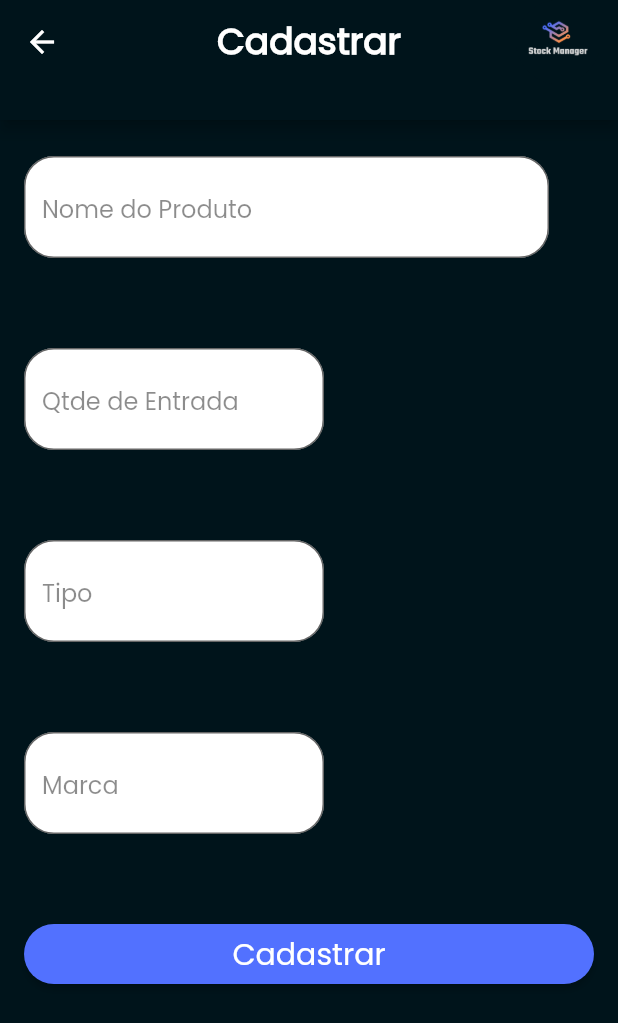
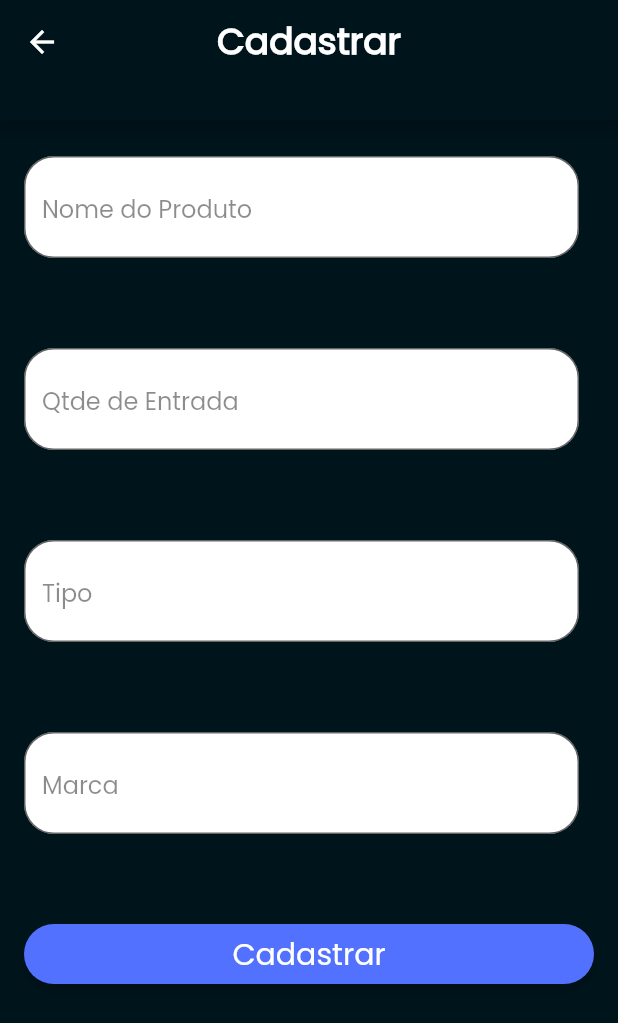
Before and after one commit to stock-manager1/app-stock-manager, a Flutter app: the Cadastro screen opened directly, after a tap on "Cadastrar", on a phone screen of 412 x 824 dp. Shown: the top 1023 px of the screen. Run offline on Flutter 3.47's test engine with Material 2 defaults, Android fonts, the phone set to English and light mode, and no system bars; our stand-ins replace flutter_dotenv; network calls fail.

```diff
--- a/lib/pages/cadastro.dart
+++ b/lib/pages/cadastro.dart
@@ -1,12 +1,9 @@
 import 'package:flutter/material.dart';
-import 'package:flutter_application_1/pages/configuracoes_pages.dart';
-import 'package:flutter_application_1/pages/login_pages.dart';
-import 'package:flutter_application_1/pages/recebimento_pages.dart';
-import 'package:flutter_application_1/pages/transferencia_pages.dart';
-import 'package:flutter_application_1/pages/widgets_pages.dart';
-import 'package:flutter_application_1/pages/consulta_page.dart';
+import 'package:flutter_dotenv/flutter_dotenv.dart';
+import 'package:http/http.dart' as http;
 
-void main() {
+void main() async {
+  await dotenv.load();
   runApp(MyApp());
 }
 
@@ -25,8 +22,43 @@ class MyApp extends StatelessWidget {
 }
 
 class Cadastro extends StatelessWidget {
-  final double appBarTopMargin = 0.0; // Margem superior do AppBar
-  final double appBarBottomMargin = 0.0; // Margem inferior do AppBar
+  final double appBarTopMargin = 0.0;
+  final double appBarBottomMargin = 0.0;
+
+  final TextEditingController nomeProdutoController = TextEditingController();
+  final TextEditingController qtdeEntradaController = TextEditingController();
+  final TextEditingController tipoController = TextEditingController();
+  final TextEditingController marcaController = TextEditingController();
+
+  final String? _host = dotenv.env['HOSTNAME'];
+
+  Future<void> cadastrarProduto() async {
+    var url = Uri.parse('$_host/user/login');
+    String nome = nomeProdutoController.text;
+    String quantidade = qtdeEntradaController.text;
+    String tipo = tipoController.text;
+    String marca = marcaController.text;
+
+    var cadastroRequest = {
+      'nome': nome,
+      'quantidade': quantidade,
+      'tipo': tipo,
+      'marca': marca,
+    };
+
+    print(cadastroRequest);
+
+    var response = await http.post(
+      url,
+      body: cadastroRequest,
+    );
+
+    if (response.statusCode == 200) {
+      print('Produto cadastrado com sucesso');
+    } else {
+      print('Erro ao cadastrar o produto');
+    }
+  }
 
   @override
   Widget build(BuildContext context) {
@@ -35,7 +67,7 @@ class Cadastro extends StatelessWidget {
         preferredSize:
             Size.fromHeight(80.0 + appBarTopMargin + appBarBottomMargin),
         child: AppBar(
-          backgroundColor: Color(0xFF00141b), // Definindo a cor preta
+          backgroundColor: Color(0xFF00141b),
           title: Text(
             'Cadastrar',
             style: TextStyle(
@@ -45,26 +77,20 @@ class Cadastro extends StatelessWidget {
             ),
           ),
           centerTitle: true,
-          actions: [
-            Image.asset(
-              'assets/images/Stock_Manager_logo.png',
-              width: 80.0,
-              height: 80.0,
-            ),
-          ],
         ),
       ),
       backgroundColor: Color(0xFF00141b),
       body: SingleChildScrollView(
         padding: EdgeInsets.symmetric(horizontal: 16.0, vertical: 8.0),
         child: Column(
-    crossAxisAlignment: CrossAxisAlignment.start, // Alinha os TextField à esquerda
+          crossAxisAlignment: CrossAxisAlignment.start,
           children: [
             SizedBox(height: 16.0),
             Container(
-        width: 350.0,
+              width: 370.0,
               child: TextField(
-          textAlign: TextAlign.left, // Alinha o texto à esquerda
+                controller: nomeProdutoController,
+                textAlign: TextAlign.left,
                 decoration: InputDecoration(
                   filled: true,
                   fillColor: Colors.white,
@@ -87,8 +113,9 @@ class Cadastro extends StatelessWidget {
             ),
             SizedBox(height: 60.0),
             Container(
-        width: 200.0,
+              width: 370.0,
               child: TextField(
+                controller: qtdeEntradaController,
                 textAlign: TextAlign.left,
                 decoration: InputDecoration(
                   filled: true,
@@ -112,8 +139,9 @@ class Cadastro extends StatelessWidget {
             ),
             SizedBox(height: 60.0),
             Container(
-        width: 200.0,
+              width: 370.0,
               child: TextField(
+                controller: tipoController,
                 textAlign: TextAlign.left,
                 decoration: InputDecoration(
                   filled: true,
@@ -137,8 +165,9 @@ class Cadastro extends StatelessWidget {
             ),
             SizedBox(height: 60.0),
             Container(
-        width: 200.0,
+              width: 370.0,
               child: TextField(
+                controller: marcaController,
                 textAlign: TextAlign.left,
                 decoration: InputDecoration(
                   filled: true,
@@ -165,7 +194,9 @@ class Cadastro extends StatelessWidget {
               height: 40,
               width: 500,
               child: ElevatedButton(
-          onPressed: () {},
+                onPressed: () {
+                  cadastrarProduto();
+                },
                 style: ElevatedButton.styleFrom(
                   primary: Color(0xFF5271FF),
                   shape: RoundedRectangleBorder(
```
Lines whose indentation alone changed are shown as unchanged.
